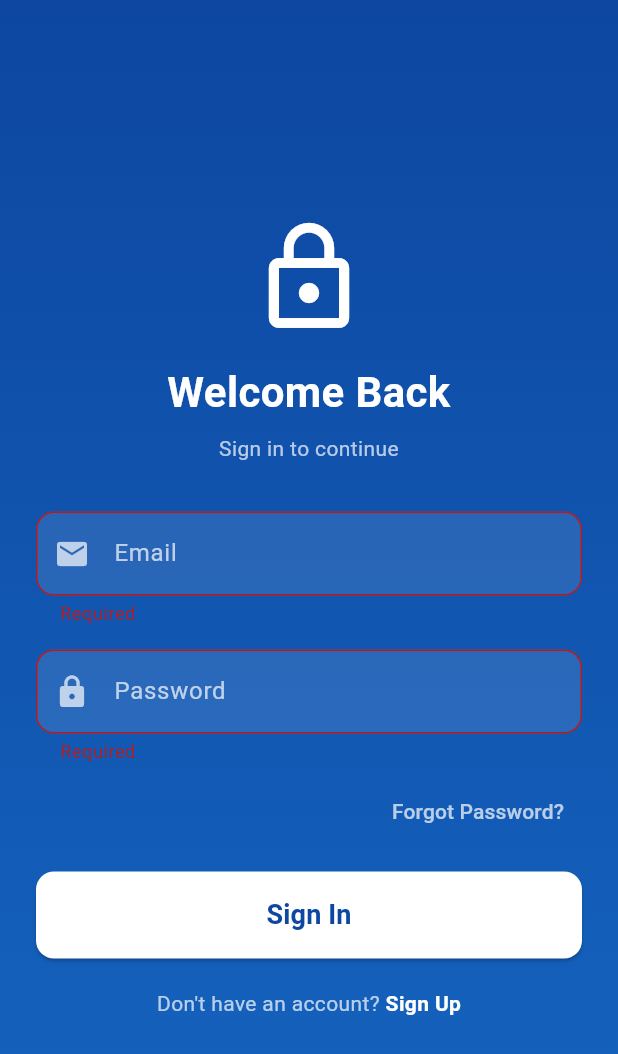
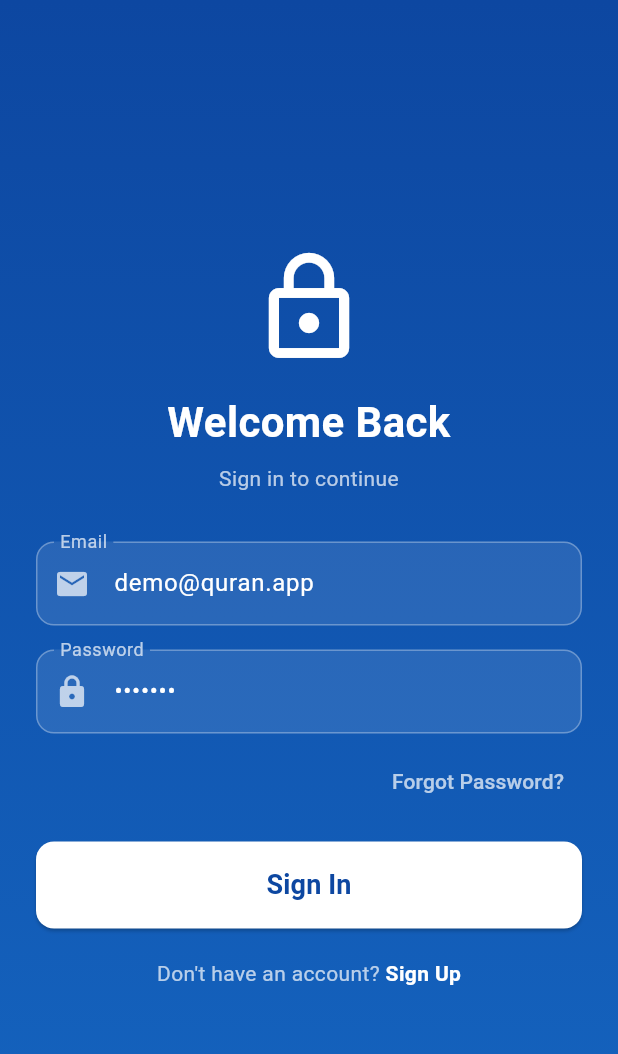
Before and after one commit to dinapsdeslol/quranapp, a Flutter app: the LoginScreen screen opened directly, after a tap on "Sign In", on a phone screen of 412 x 824 dp. Shown: the top 1054 px of the screen. Run offline on Flutter 3.47's test engine with Material 3 defaults, Android fonts, the light colour scheme and no system bars; our stand-ins replace audioplayers, cloud_firestore, firebase_auth, firebase_core, fl_chart, local_auth and 1 more; accounts and stored records are empty; network calls fail.

Commit message:
Fix: auto-fill login fields, fallback to demo when Firebase unreachable

```diff
--- a/lib/screens/login_screen.dart
+++ b/lib/screens/login_screen.dart
@@ -14,8 +14,8 @@ class LoginScreen extends StatefulWidget {
 
 class _LoginScreenState extends State<LoginScreen> {
   final _form = GlobalKey<FormState>();
-  final _emailCtrl = TextEditingController();
-  final _passCtrl = TextEditingController();
+  final _emailCtrl = TextEditingController(text: 'demo@quran.app');
+  final _passCtrl = TextEditingController(text: 'demo123');
   bool _loading = false;
   String _error = '';
 
@@ -35,7 +35,18 @@ class _LoginScreenState extends State<LoginScreen> {
       } else if (mounted) {
         setState(() => _error = 'Invalid credentials');
       }
+    } on Exception catch (e) {
+      final msg = e.toString();
+      if (msg.contains('network') || msg.contains('timeout') || msg.contains('unreachable')) {
+        if (mounted) widget.onLogin({'firstName': 'Demo', 'lastName': 'User', 'email': _emailCtrl.text});
+        return;
+      }
+      setState(() => _error = msg.replaceAll('Exception: ', ''));
     } catch (e) {
+      if (e.toString().contains('network') || e.toString().contains('timeout')) {
+        if (mounted) widget.onLogin({'firstName': 'Demo', 'lastName': 'User', 'email': _emailCtrl.text});
+        return;
+      }
       setState(() => _error = e.toString().replaceAll('Exception: ', ''));
     } finally {
       if (mounted) setState(() => _loading = false);
```
